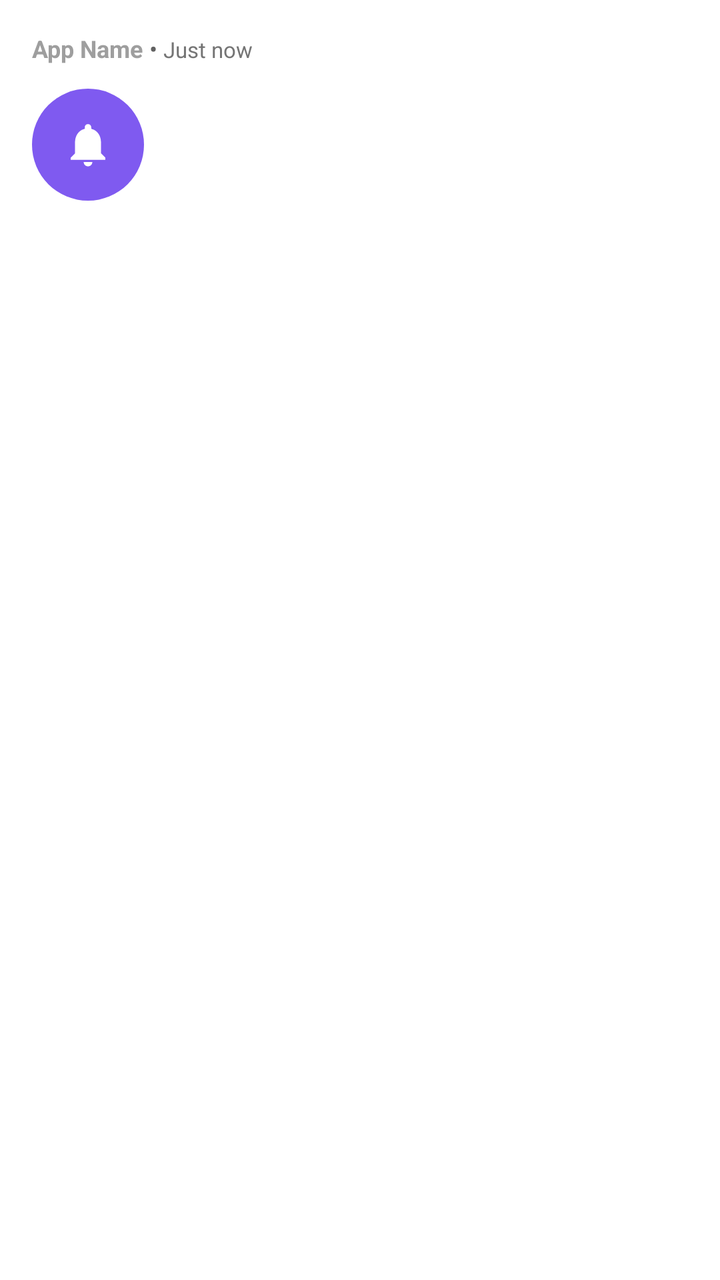
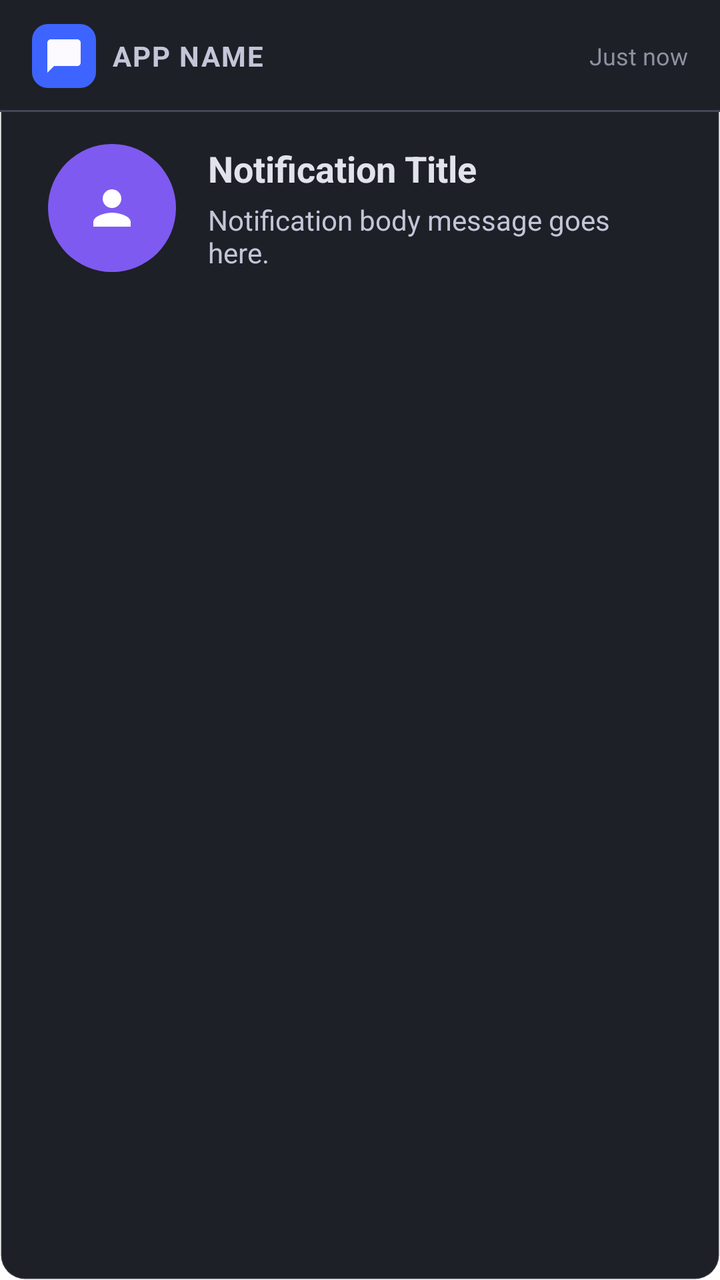

Two renders of the same Android screen: before a commit and after it. Below are the layout's source before the change and the commit's diff.
<!-- AndroidManifest.xml: fallback theme Theme.MaterialComponents.DayNight.NoActionBar -->
<!-- res/layout/notification_overlay_layout.xml -->
<?xml version="1.0" encoding="utf-8"?>
<LinearLayout xmlns:android="http://schemas.android.com/apk/res/android"
    android:id="@+id/overlayRoot"
    android:layout_width="360dp"
    android:layout_height="wrap_content"
    android:orientation="vertical"
    android:padding="16dp"
    android:elevation="8dp">

    
    <LinearLayout
        android:layout_width="match_parent"
        android:layout_height="wrap_content"
        android:orientation="horizontal"
        android:gravity="center_vertical">

        <TextView
            android:id="@+id/appNameText"
            android:layout_width="wrap_content"
            android:layout_height="wrap_content"
            android:text="App Name"
            android:textColor="#9E9E9E"
            android:textSize="12sp"
            android:textStyle="bold" />

        <LinearLayout
            android:id="@+id/timeGroup"
            android:layout_width="wrap_content"
            android:layout_height="wrap_content"
            android:orientation="horizontal">

            <TextView
                android:layout_width="wrap_content"
                android:layout_height="wrap_content"
                android:text=" • "
                android:textColor="#616161"
                android:textSize="12sp" />

            <TextView
                android:id="@+id/timeText"
                android:layout_width="wrap_content"
                android:layout_height="wrap_content"
                android:text="Just now"
                android:textColor="#757575"
                android:textSize="11sp" />
        </LinearLayout>
    </LinearLayout>

    
    <LinearLayout
        android:layout_width="match_parent"
        android:layout_height="wrap_content"
        android:layout_marginTop="12dp"
        android:orientation="horizontal"
        android:gravity="center_vertical">

        <FrameLayout
            android:layout_width="56dp"
            android:layout_height="56dp">

            <ImageView
                android:id="@+id/appIconImage"
                android:layout_width="56dp"
                android:layout_height="56dp"
                android:scaleType="centerCrop"
                android:background="@drawable/fallback_icon_bg"
                android:clipToOutline="true"
                android:visibility="gone" />

            <FrameLayout
                android:id="@+id/fallbackIndicator"
                android:layout_width="56dp"
                android:layout_height="56dp"
                android:background="@drawable/fallback_icon_bg"
                android:visibility="visible">

                <ImageView
                    android:id="@+id/fallbackGlyph"
                    android:layout_width="26dp"
                    android:layout_height="26dp"
                    android:layout_gravity="center"
                    android:src="@drawable/ic_notification_bell"
                    android:tint="#FFFFFFFF" />
            </FrameLayout>
        </FrameLayout>

        <LinearLayout
            android:layout_width="0dp"
            android:layout_height="wrap_content"
            android:layout_weight="1"
            android:layout_marginStart="12dp"
            android:orientation="vertical">

            <TextView
                android:id="@+id/titleText"
                android:layout_width="match_parent"
                android:layout_height="wrap_content"
                android:text="Notification Title"
                android:textColor="#FFFFFFFF"
                android:textSize="16sp"
                android:textStyle="bold"
                android:maxLines="1"
                android:ellipsize="end" />

            <TextView
                android:id="@+id/bodyText"
                android:layout_width="match_parent"
                android:layout_height="wrap_content"
                android:layout_marginTop="2dp"
                android:text="Notification body message goes here."
                android:textColor="#CCFFFFFF"
                android:textSize="13sp"
                android:maxLines="2"
                android:ellipsize="end" />
        </LinearLayout>
    </LinearLayout>

    
    <LinearLayout
        android:id="@+id/actionRow"
        android:layout_width="match_parent"
        android:layout_height="wrap_content"
        android:layout_marginTop="14dp"
        android:orientation="horizontal"
        android:visibility="gone">

        <Button
            android:id="@+id/primaryActionButton"
            android:layout_width="0dp"
            android:layout_height="wrap_content"
            android:layout_weight="1"
            android:layout_marginEnd="8dp"
            android:text="Accept" />

        <Button
            android:id="@+id/secondaryActionButton"
            android:layout_width="0dp"
            android:layout_height="wrap_content"
            android:layout_weight="1"
            android:text="Decline" />
    </LinearLayout>

    
    <LinearLayout
        android:id="@+id/remoteHintRow"
        android:layout_width="match_parent"
        android:layout_height="wrap_content"
        android:layout_marginTop="8dp"
        android:orientation="horizontal"
        android:gravity="center"
        android:visibility="gone">

        <TextView
            android:layout_width="wrap_content"
            android:layout_height="wrap_content"
            android:layout_marginEnd="16dp"
            android:text="⌨ TO CLOSE"
            android:textColor="#757575"
            android:textSize="11sp" />

        <TextView
            android:layout_width="wrap_content"
            android:layout_height="wrap_content"
            android:text="⌨ TO VIEW"
            android:textColor="#757575"
            android:textSize="11sp" />
    </LinearLayout>
</LinearLayout>
<!-- resources referenced by this layout -->
<resources>
  <!-- drawable ic_notification_bell (drawable) -->
  <vector xmlns:android="http://schemas.android.com/apk/res/android"
      android:width="24dp"
      android:height="24dp"
      android:viewportWidth="24"
      android:viewportHeight="24">
    <path
        android:fillColor="#FFFFFFFF"
        android:pathData="M12,22c1.1,0 2,-0.9 2,-2h-4c0,1.1 0.9,2 2,2zM18,16v-5c0,-3.07 -1.63,-5.64 -4.5,-6.32V4c0,-0.83 -0.67,-1.5 -1.5,-1.5s-1.5,0.67 -1.5,1.5v0.68C7.64,5.36 6,7.92 6,11v5l-2,2v1h16v-1l-2,-2z"/>
  </vector>
  <!-- unchanged entries left out for length: 1 -->
</resources>

<!-- the commit's change to res/layout/notification_overlay_layout.xml (unified diff, before → after) -->
@@ -1,67 +1,87 @@
 <?xml version="1.0" encoding="utf-8"?>
 <LinearLayout xmlns:android="http://schemas.android.com/apk/res/android"
     android:id="@+id/overlayRoot"
-    android:layout_width="360dp"
+    android:layout_width="400dp"
     android:layout_height="wrap_content"
     android:orientation="vertical"
-    android:padding="16dp"
-    android:elevation="8dp">
-
-    
-    <LinearLayout
-        android:layout_width="match_parent"
-        android:layout_height="wrap_content"
-        android:orientation="horizontal"
-        android:gravity="center_vertical">
+    android:background="@drawable/overlay_toast_background"
+    android:elevation="16dp">
+
+    
+    <LinearLayout
+        android:layout_width="match_parent"
+        android:layout_height="wrap_content"
+        android:orientation="horizontal"
+        android:gravity="center_vertical"
+        android:paddingHorizontal="16dp"
+        android:paddingVertical="12dp"
+        android:background="@drawable/overlay_header_divider">
+
+        <LinearLayout
+            android:layout_width="0dp"
+            android:layout_height="wrap_content"
+            android:layout_weight="1"
+            android:orientation="horizontal"
+            android:gravity="center_vertical">
+
+            <FrameLayout
+                android:id="@+id/headerIconFrame"
+                android:layout_width="32dp"
+                android:layout_height="32dp"
+                android:background="@drawable/header_icon_bg"
+                android:gravity="center">
+
+                <ImageView
+                    android:id="@+id/headerIcon"
+                    android:layout_width="20dp"
+                    android:layout_height="20dp"
+                    android:layout_gravity="center"
+                    android:src="@drawable/ic_chat"
+                    android:tint="@color/on_primary_container" />
+            </FrameLayout>
+
+            <TextView
+                android:id="@+id/appNameText"
+                android:layout_width="wrap_content"
+                android:layout_height="wrap_content"
+                android:layout_marginStart="8dp"
+                android:text="APP NAME"
+                android:textColor="@color/on_surface_variant"
+                android:textSize="14sp"
+                android:textStyle="bold"
+                android:letterSpacing="0.05"
+                android:maxLines="1"
+                android:ellipsize="end" />
+        </LinearLayout>
 
         <TextView
-            android:id="@+id/appNameText"
+            android:id="@+id/timeText"
             android:layout_width="wrap_content"
             android:layout_height="wrap_content"
-            android:text="App Name"
-            android:textColor="#9E9E9E"
-            android:textSize="12sp"
-            android:textStyle="bold" />
-
-        <LinearLayout
-            android:id="@+id/timeGroup"
-            android:layout_width="wrap_content"
-            android:layout_height="wrap_content"
-            android:orientation="horizontal">
-
-            <TextView
-                android:layout_width="wrap_content"
-                android:layout_height="wrap_content"
-                android:text=" • "
-                android:textColor="#616161"
-                android:textSize="12sp" />
-
-            <TextView
-                android:id="@+id/timeText"
-                android:layout_width="wrap_content"
-                android:layout_height="wrap_content"
-                android:text="Just now"
-                android:textColor="#757575"
-                android:textSize="11sp" />
-        </LinearLayout>
-    </LinearLayout>
-
-    
-    <LinearLayout
-        android:layout_width="match_parent"
-        android:layout_height="wrap_content"
-        android:layout_marginTop="12dp"
-        android:orientation="horizontal"
-        android:gravity="center_vertical">
+            android:text="Just now"
+            android:textColor="@color/outline"
+            android:textSize="12sp" />
+    </LinearLayout>
+
+    
+    <LinearLayout
+        android:layout_width="match_parent"
+        android:layout_height="wrap_content"
+        android:orientation="horizontal"
+        android:gravity="center_vertical"
+        android:paddingHorizontal="24dp"
+        android:paddingTop="16dp"
+        android:paddingBottom="12dp">
 
         <FrameLayout
-            android:layout_width="56dp"
-            android:layout_height="56dp">
+            android:id="@+id/avatarFrame"
+            android:layout_width="64dp"
+            android:layout_height="64dp">
 
             <ImageView
-                android:id="@+id/appIconImage"
-                android:layout_width="56dp"
-                android:layout_height="56dp"
+                android:id="@+id/avatarImage"
+                android:layout_width="64dp"
+                android:layout_height="64dp"
                 android:scaleType="centerCrop"
                 android:background="@drawable/fallback_icon_bg"
                 android:clipToOutline="true"
@@ -69,26 +89,36 @@
 
             <FrameLayout
                 android:id="@+id/fallbackIndicator"
-                android:layout_width="56dp"
-                android:layout_height="56dp"
+                android:layout_width="64dp"
+                android:layout_height="64dp"
                 android:background="@drawable/fallback_icon_bg"
                 android:visibility="visible">
 
                 <ImageView
                     android:id="@+id/fallbackGlyph"
-                    android:layout_width="26dp"
-                    android:layout_height="26dp"
+                    android:layout_width="28dp"
+                    android:layout_height="28dp"
                     android:layout_gravity="center"
-                    android:src="@drawable/ic_notification_bell"
+                    android:src="@drawable/ic_person_placeholder"
                     android:tint="#FFFFFFFF" />
             </FrameLayout>
+
+            <ImageView
+                android:id="@+id/onlineDot"
+                android:layout_width="16dp"
+                android:layout_height="16dp"
+                android:layout_gravity="bottom|right"
+                android:layout_marginBottom="-2dp"
+                android:layout_marginRight="-2dp"
+                android:src="@drawable/online_indicator"
+                android:visibility="gone" />
         </FrameLayout>
 
         <LinearLayout
             android:layout_width="0dp"
             android:layout_height="wrap_content"
             android:layout_weight="1"
-            android:layout_marginStart="12dp"
+            android:layout_marginStart="16dp"
             android:orientation="vertical">
 
             <TextView
@@ -96,8 +126,8 @@
                 android:layout_width="match_parent"
                 android:layout_height="wrap_content"
                 android:text="Notification Title"
-                android:textColor="#FFFFFFFF"
-                android:textSize="16sp"
+                android:textColor="@color/on_surface"
+                android:textSize="18sp"
                 android:textStyle="bold"
                 android:maxLines="1"
                 android:ellipsize="end" />
@@ -106,10 +136,10 @@
                 android:id="@+id/bodyText"
                 android:layout_width="match_parent"
                 android:layout_height="wrap_content"
-                android:layout_marginTop="2dp"
+                android:layout_marginTop="4dp"
                 android:text="Notification body message goes here."
-                android:textColor="#CCFFFFFF"
-                android:textSize="13sp"
+                android:textColor="@color/on_surface_variant"
+                android:textSize="14sp"
                 android:maxLines="2"
                 android:ellipsize="end" />
         </LinearLayout>
@@ -120,24 +150,41 @@
         android:id="@+id/actionRow"
         android:layout_width="match_parent"
         android:layout_height="wrap_content"
-        android:layout_marginTop="14dp"
-        android:orientation="horizontal"
+        android:orientation="horizontal"
+        android:paddingHorizontal="24dp"
+        android:paddingBottom="16dp"
         android:visibility="gone">
 
         <Button
             android:id="@+id/primaryActionButton"
             android:layout_width="0dp"
-            android:layout_height="wrap_content"
+            android:layout_height="48dp"
             android:layout_weight="1"
             android:layout_marginEnd="8dp"
-            android:text="Accept" />
+            android:background="@drawable/action_button_primary_bg"
+            android:text="Read More"
+            android:textColor="@color/on_surface"
+            android:textSize="14sp"
+            android:textAllCaps="false"
+            android:drawableStart="@drawable/ic_open_in_full"
+            android:drawablePadding="6dp"
+            android:gravity="center"
+            android:stateListAnimator="@null" />
 
         <Button
             android:id="@+id/secondaryActionButton"
             android:layout_width="0dp"
-            android:layout_height="wrap_content"
-            android:layout_weight="1"
-            android:text="Decline" />
+            android:layout_height="48dp"
+            android:layout_weight="1"
+            android:background="@drawable/action_button_secondary_bg"
+            android:text="Dismiss"
+            android:textColor="@color/on_surface_variant"
+            android:textSize="14sp"
+            android:textAllCaps="false"
+            android:drawableStart="@drawable/ic_close"
+            android:drawablePadding="6dp"
+            android:gravity="center"
+            android:stateListAnimator="@null" />
     </LinearLayout>
 
     
@@ -145,24 +192,66 @@
         android:id="@+id/remoteHintRow"
         android:layout_width="match_parent"
         android:layout_height="wrap_content"
-        android:layout_marginTop="8dp"
         android:orientation="horizontal"
         android:gravity="center"
+        android:paddingHorizontal="24dp"
+        android:paddingVertical="8dp"
+        android:background="#26444655"
         android:visibility="gone">
 
-        <TextView
+        <LinearLayout
             android:layout_width="wrap_content"
             android:layout_height="wrap_content"
-            android:layout_marginEnd="16dp"
-            android:text="⌨ TO CLOSE"
-            android:textColor="#757575"
-            android:textSize="11sp" />
-
-        <TextView
+            android:orientation="horizontal"
+            android:gravity="center"
+            android:layout_marginEnd="16dp">
+
+            <TextView
+                android:layout_width="20dp"
+                android:layout_height="20dp"
+                android:gravity="center"
+                android:text="BACK"
+                android:textColor="@color/surface_dim"
+                android:textSize="8sp"
+                android:textStyle="bold"
+                android:background="@drawable/remote_key_bg" />
+
+            <TextView
+                android:layout_width="wrap_content"
+                android:layout_height="wrap_content"
+                android:layout_marginStart="6dp"
+                android:text="to close"
+                android:textColor="@color/outline"
+                android:textSize="11sp"
+                android:letterSpacing="0.02"
+                android:textAllCaps="true" />
+        </LinearLayout>
+
+        <LinearLayout
             android:layout_width="wrap_content"
             android:layout_height="wrap_content"
-            android:text="⌨ TO VIEW"
-            android:textColor="#757575"
-            android:textSize="11sp" />
+            android:orientation="horizontal"
+            android:gravity="center">
+
+            <TextView
+                android:layout_width="20dp"
+                android:layout_height="20dp"
+                android:gravity="center"
+                android:text="OK"
+                android:textColor="@color/surface_dim"
+                android:textSize="8sp"
+                android:textStyle="bold"
+                android:background="@drawable/remote_key_bg_circle" />
+
+            <TextView
+                android:layout_width="wrap_content"
+                android:layout_height="wrap_content"
+                android:layout_marginStart="6dp"
+                android:text="to view"
+                android:textColor="@color/outline"
+                android:textSize="11sp"
+                android:letterSpacing="0.02"
+                android:textAllCaps="true" />
+        </LinearLayout>
     </LinearLayout>
 </LinearLayout>
<!-- resource entries referenced after the edit -->
@@ -1,6 +1,63 @@
 <!-- resources referenced by this layout -->
 <resources>
-  <!-- drawable ic_notification_bell (drawable) -->
+  <color name="on_primary_container">#fdfaff</color>
+  <color name="on_surface">#e1e2eb</color>
+  <color name="on_surface_variant">#c4c5d8</color>
+  <color name="outline">#8e90a1</color>
+  <color name="surface_dim">#10131a</color>
+  <!-- drawable action_button_primary_bg (drawable) -->
+  <?xml version="1.0" encoding="utf-8"?>
+  <shape xmlns:android="http://schemas.android.com/apk/res/android"
+      android:shape="rectangle">
+      <solid android:color="@color/surface_bright" />
+      <corners android:radius="8dp" />
+  </shape>
+  <!-- drawable action_button_secondary_bg (drawable) -->
+  <?xml version="1.0" encoding="utf-8"?>
+  <shape xmlns:android="http://schemas.android.com/apk/res/android"
+      android:shape="rectangle">
+      <solid android:color="@color/surface_container" />
+      <stroke android:width="1dp" android:color="@color/outline_variant" />
+      <corners android:radius="8dp" />
+  </shape>
+  <!-- drawable header_icon_bg (drawable) -->
+  <?xml version="1.0" encoding="utf-8"?>
+  <shape xmlns:android="http://schemas.android.com/apk/res/android"
+      android:shape="rectangle">
+      <solid android:color="@color/primary_container" />
+      <corners android:radius="8dp" />
+  </shape>
+  <!-- drawable ic_chat (drawable) -->
+  <vector xmlns:android="http://schemas.android.com/apk/res/android"
+      android:width="20dp"
+      android:height="20dp"
+      android:viewportWidth="24"
+      android:viewportHeight="24">
+    <path
+        android:fillColor="#FFFFFFFF"
+        android:pathData="M20,2H4c-1.1,0 -2,0.9 -2,2v18l4,-4h14c1.1,0 2,-0.9 2,-2V4c0,-1.1 -0.9,-2 -2,-2z"/>
+  </vector>
+  <!-- drawable ic_close (drawable) -->
+  <vector xmlns:android="http://schemas.android.com/apk/res/android"
+      android:width="18dp"
+      android:height="18dp"
+      android:viewportWidth="24"
+      android:viewportHeight="24">
+    <path
+        android:fillColor="#FFFFFFFF"
+        android:pathData="M19,6.41L17.59,5 12,10.59 6.41,5 5,6.41 10.59,12 5,17.59 6.41,19 12,13.41 17.59,19 19,17.59 13.41,12z"/>
+  </vector>
+  <!-- drawable ic_open_in_full (drawable) -->
+  <vector xmlns:android="http://schemas.android.com/apk/res/android"
+      android:width="18dp"
+      android:height="18dp"
+      android:viewportWidth="24"
+      android:viewportHeight="24">
+    <path
+        android:fillColor="#FFFFFFFF"
+        android:pathData="M21,11V3h-8l3.29,3.29 -5.73,5.73 1.42,1.42 5.73,-5.73L21,11zM13,21H5v-8l-3.29,3.29 -1.42,-1.42L5.99,9.57 9.57,5.99l1.42,1.42L5.83,13l0.01,6.01z"/>
+  </vector>
+  <!-- drawable ic_person_placeholder (drawable) -->
   <vector xmlns:android="http://schemas.android.com/apk/res/android"
       android:width="24dp"
       android:height="24dp"
@@ -8,8 +65,57 @@
       android:viewportHeight="24">
     <path
         android:fillColor="#FFFFFFFF"
-        android:pathData="M12,22c1.1,0 2,-0.9 2,-2h-4c0,1.1 0.9,2 2,2zM18,16v-5c0,-3.07 -1.63,-5.64 -4.5,-6.32V4c0,-0.83 -0.67,-1.5 -1.5,-1.5s-1.5,0.67 -1.5,1.5v0.68C7.64,5.36 6,7.92 6,11v5l-2,2v1h16v-1l-2,-2z"/>
+        android:pathData="M12,12c2.21,0 4,-1.79 4,-4s-1.79,-4 -4,-4 -4,1.79 -4,4 1.79,4 4,4zM12,14c-2.67,0 -8,1.34 -8,4v2h16v-2c0,-2.66 -5.33,-4 -8,-4z"/>
   </vector>
+  <!-- drawable online_indicator (drawable) -->
+  <?xml version="1.0" encoding="utf-8"?>
+  <shape xmlns:android="http://schemas.android.com/apk/res/android"
+      android:shape="oval">
+      <solid android:color="@color/green_500" />
+      <size android:width="16dp" android:height="16dp" />
+  </shape>
+  <!-- drawable overlay_header_divider (drawable) -->
+  <?xml version="1.0" encoding="utf-8"?>
+  <layer-list xmlns:android="http://schemas.android.com/apk/res/android">
+      <item android:bottom="1dp">
+          <shape android:shape="rectangle">
+              <solid android:color="@color/surface_container" />
+          </shape>
+      </item>
+      <item android:bottom="0dp" android:gravity="bottom">
+          <shape android:shape="rectangle">
+              <solid android:color="@color/outline_variant" />
+              <size android:height="1dp" />
+          </shape>
+      </item>
+  </layer-list>
+  <!-- drawable overlay_toast_background (drawable) -->
+  <?xml version="1.0" encoding="utf-8"?>
+  <shape xmlns:android="http://schemas.android.com/apk/res/android"
+      android:shape="rectangle">
+      <solid android:color="@color/surface_container" />
+      <stroke android:width="1dp" android:color="#1AFFFFFF" />
+      <corners android:radius="12dp" />
+  </shape>
+  <!-- drawable remote_key_bg (drawable) -->
+  <?xml version="1.0" encoding="utf-8"?>
+  <shape xmlns:android="http://schemas.android.com/apk/res/android"
+      android:shape="rectangle">
+      <solid android:color="@color/on_background" />
+      <corners android:radius="3dp" />
+  </shape>
+  <!-- drawable remote_key_bg_circle (drawable) -->
+  <?xml version="1.0" encoding="utf-8"?>
+  <shape xmlns:android="http://schemas.android.com/apk/res/android"
+      android:shape="oval">
+      <solid android:color="@color/on_background" />
+  </shape>
+  <color name="surface_bright">#363940</color>
+  <color name="surface_container">#1d2026</color>
+  <color name="outline_variant">#444655</color>
+  <color name="primary_container">#3e64ff</color>
+  <color name="green_500">#22c55e</color>
+  <color name="on_background">#e1e2eb</color>
   <!-- unchanged entries left out for length: 1 -->
 </resources>
 
